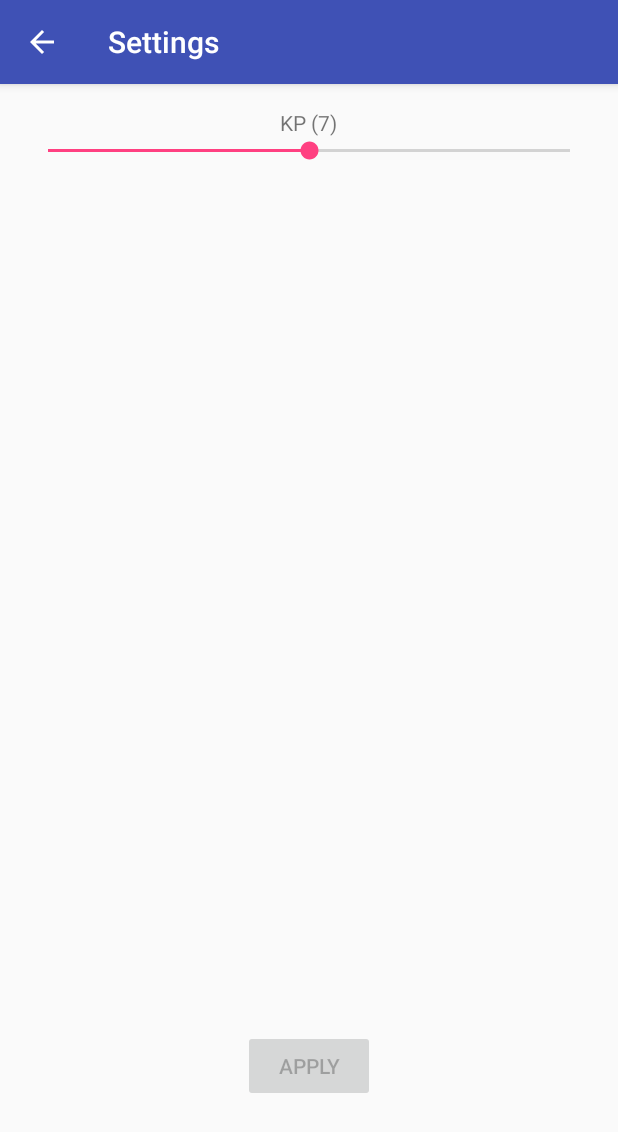
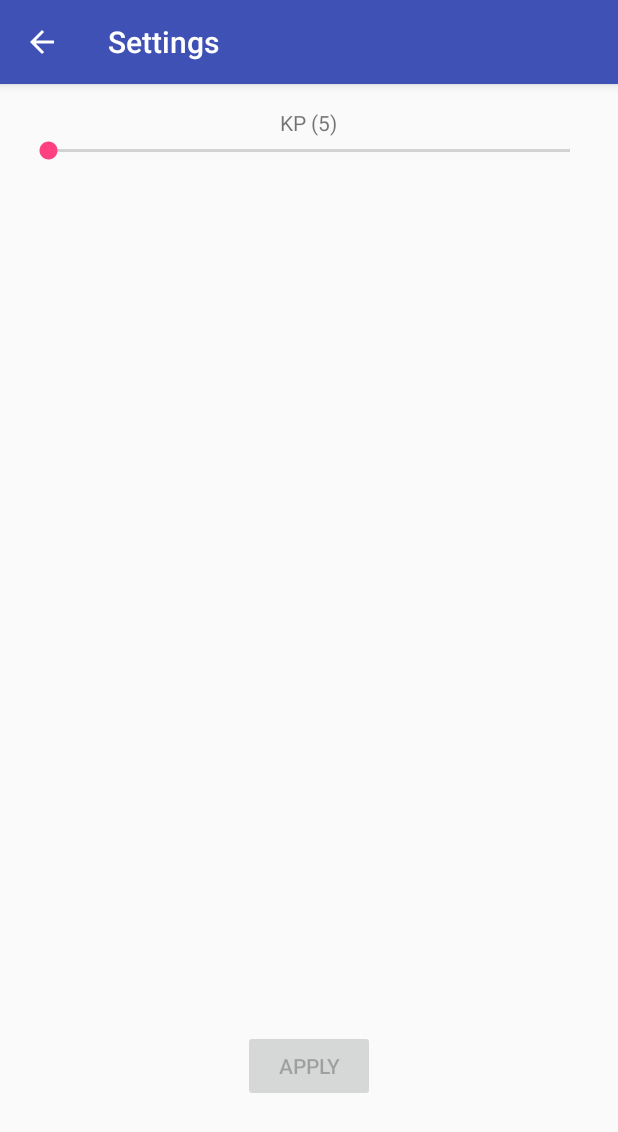
Before and after one commit to UAFCS600/aurora, an Android app: the screen it shows after launch (SettingsActivity), after a tap on "SETTINGS", on a phone screen of 412 x 824 dp. Shown: the top 1132 px of the screen. Run offline under Robolectric (Android 15) with nearby library versions, the phone set to English and light mode, and no system bars.

Commit message:
Refactored how minimum and maximum KPs are handled...

```diff
--- a/Android/AuroraForecast/app/src/main/java/edu/aurora/uaf/auroraforecast/MainActivity.java
+++ b/Android/AuroraForecast/app/src/main/java/edu/aurora/uaf/auroraforecast/MainActivity.java
@@ -1,7 +1,9 @@
 package edu.aurora.uaf.auroraforecast;
 
 import android.content.Intent;
+import android.content.SharedPreferences;
 import android.net.Uri;
+import android.preference.PreferenceManager;
 import android.support.v7.app.AppCompatActivity;
 import android.os.Bundle;
 import android.util.Log;
@@ -17,6 +19,12 @@ public class MainActivity extends AppCompatActivity
 	{
 		super.onCreate(savedInstanceState);
 		setContentView(R.layout.activity_main);
+
+		SharedPreferences sharedPreferences=PreferenceManager.getDefaultSharedPreferences(this);
+		SettingsManager manager=new SettingsManager(sharedPreferences);
+		manager.setInt("kpMin",5);
+		manager.setInt("kpMax",9);
+		manager.sync();
 
 		if (checkPlayServices())
 		{
--- a/Android/AuroraForecast/app/src/main/java/edu/aurora/uaf/auroraforecast/MyGcmListenerService.java
+++ b/Android/AuroraForecast/app/src/main/java/edu/aurora/uaf/auroraforecast/MyGcmListenerService.java
@@ -31,7 +31,7 @@ public class MyGcmListenerService extends GcmListenerService
 
 			SharedPreferences sharedPreferences=PreferenceManager.getDefaultSharedPreferences(this);
 			SettingsManager manager=new SettingsManager(sharedPreferences);
-			int kpTrigger=manager.getInt("kpTrigger",7);
+			int kpTrigger=manager.getInt("kpTrigger",manager.getInt("kpMin",5));
 
 			if(kpTrigger<=kpRetrieved)
 			{
--- a/Android/AuroraForecast/app/src/main/java/edu/aurora/uaf/auroraforecast/SettingsActivity.java
+++ b/Android/AuroraForecast/app/src/main/java/edu/aurora/uaf/auroraforecast/SettingsActivity.java
@@ -18,7 +18,6 @@ public class SettingsActivity extends AppCompatActivity
 	private SeekBar kp_bar;
 	private TextView kp_text;
 	Button apply_button;
-	private int kpMin=5;
 
 	@Override
 	protected void onCreate(Bundle savedInstanceState)
@@ -37,8 +36,13 @@ public class SettingsActivity extends AppCompatActivity
 		getSupportActionBar().setDisplayHomeAsUpEnabled(true);
 		getSupportActionBar().setDisplayShowHomeEnabled(true);
 
-		kp_bar.setProgress(manager.getInt("kpTrigger",7)-kpMin);
-		kp_text.setText("KP ("+manager.getInt("kpTrigger",7)+")");
+		int kpMin=manager.getInt("kpMin",0);
+		int kpMax=manager.getInt("kpMax",0);
+		int kpTrigger=manager.getInt("kpTrigger",kpMin);
+
+		kp_bar.setMax(kpMax-kpMin);
+		kp_bar.setProgress(kpTrigger-kpMin);
+		kp_text.setText("KP ("+kpTrigger+")");
 
 		kp_bar.setOnSeekBarChangeListener(new SeekBar.OnSeekBarChangeListener()
 		{
@@ -55,7 +59,7 @@ public class SettingsActivity extends AppCompatActivity
 			@Override
 			public void onProgressChanged(SeekBar seekBar,int progress,boolean fromUser)
 			{
-				kp_text.setText("KP ("+(kpMin+progress)+")");
+				kp_text.setText("KP ("+(manager.getInt("kpMin",0)+progress)+")");
 				apply_button.setEnabled(true);
 			}
 		});
@@ -65,7 +69,7 @@ public class SettingsActivity extends AppCompatActivity
 			@Override
 			public void onClick(View view)
 			{
-				manager.setInt("kpTrigger",kpMin+kp_bar.getProgress());
+				manager.setInt("kpTrigger",manager.getInt("kpMin",0)+kp_bar.getProgress());
 				manager.sync();
 				apply_button.setEnabled(false);
 			}
--- a/Android/AuroraForecast/app/src/main/java/edu/aurora/uaf/auroraforecast/SettingsManager.java
+++ b/Android/AuroraForecast/app/src/main/java/edu/aurora/uaf/auroraforecast/SettingsManager.java
@@ -44,7 +44,14 @@ public class SettingsManager
 	public void sync()
 	{
 		String token=getString("token","INVALID");
-		int kpTrigger=getInt("kpTrigger",7);
+		int kpTrigger=getInt("kpTrigger",getInt("kpMin",0));
+
+		if(kpTrigger<getInt("kpMin",0))
+			kpTrigger=getInt("kpMin",0);
+		if(kpTrigger>getInt("kpMax",0))
+			kpTrigger=getInt("kpMax",0);
+
+		setInt("kpTrigger",kpTrigger);
 
 		NetworkDispatcher dispatcher=new NetworkDispatcher();
 		String[] params=new String[2];
--- a/Android/AuroraForecast/app/src/main/res/layout/content_settings.xml
+++ b/Android/AuroraForecast/app/src/main/res/layout/content_settings.xml
@@ -13,7 +13,7 @@
 		android:layout_height="wrap_content" android:layout_alignParentEnd="true"
 		android:layout_alignParentLeft="true" android:layout_alignParentRight="true"
 		android:layout_alignParentStart="true" android:layout_below="@+id/setting_kp_text"
-		android:max="4" />
+		android:max="0" />
 	<TextView android:id="@+id/setting_kp_text" android:layout_width="wrap_content"
 		android:layout_height="wrap_content" android:layout_alignParentTop="true"
 		android:layout_centerHorizontal="true" android:text="KP (7)" />
```
